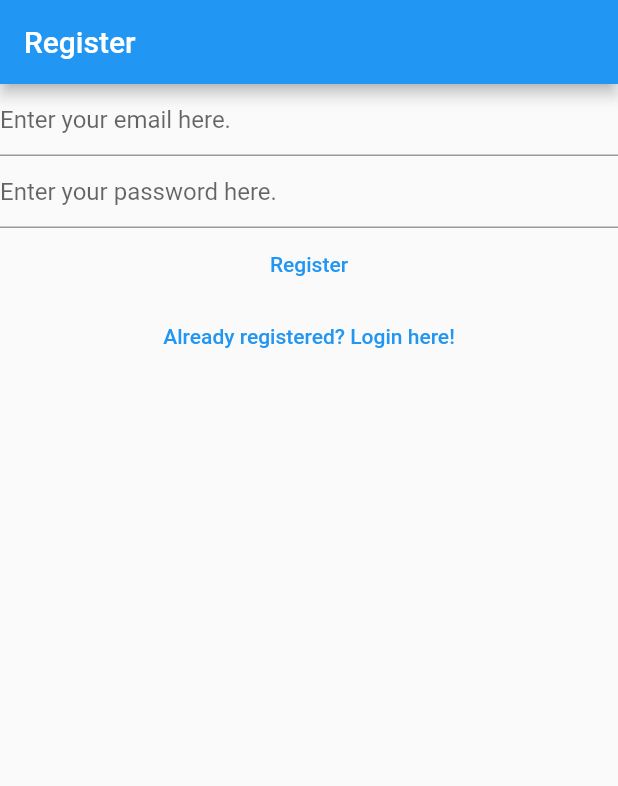
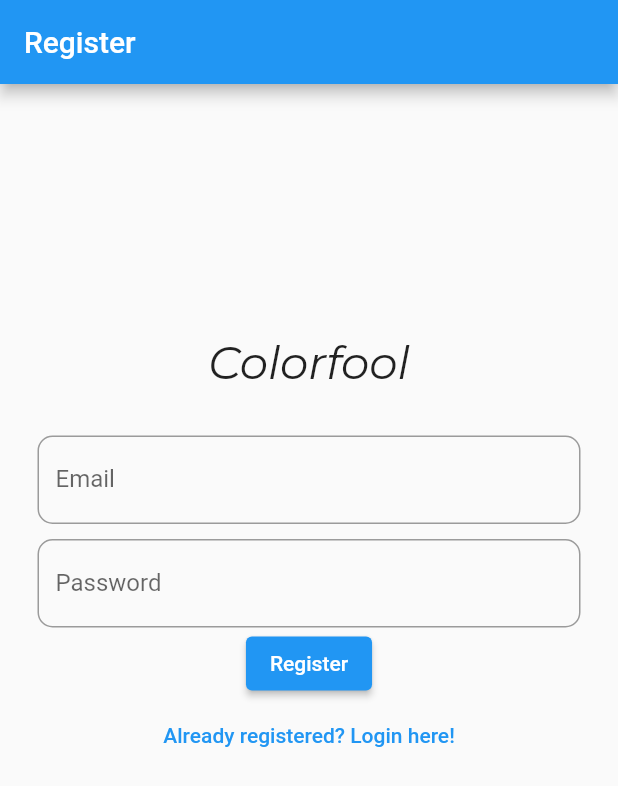
Before and after one commit to VincentGonnet/Colorfool, a Flutter app: the screen it shows after launch, after a tap on "Not registered yet? Register here!", on a phone screen of 412 x 824 dp. Shown: the top 786 px of the screen. Run offline on Flutter 3.47's test engine with Material 2 defaults, Android fonts, the phone set to English and light mode, and no system bars; our stand-ins replace firebase_auth, firebase_core, flutter_colorpicker, google_fonts, sqflite; accounts and stored records are empty.

Commit message:
refined login and register view

```diff
--- a/lib/views/login_view.dart
+++ b/lib/views/login_view.dart
@@ -3,6 +3,7 @@ import 'package:colorfool/services/auth/auth_exceptions.dart';
 import 'package:colorfool/services/auth/auth_service.dart';
 import 'package:flutter/material.dart';
 import 'dart:developer' as devtools show log;
+import 'package:google_fonts/google_fonts.dart';
 
 import '../utilities/dialogs/error_dialog.dart';
 
@@ -43,6 +44,17 @@ class _LoginViewState extends State<LoginView> {
           child: Column(
             mainAxisAlignment: MainAxisAlignment.center,
             children: [
+              const Spacer(flex: 1),
+              Container(
+                padding: const EdgeInsets.only(bottom: 30),
+                child: Text(
+                  "Colorfool",
+                  style: GoogleFonts.montserrat(
+                    fontSize: 30,
+                    fontStyle: FontStyle.italic,
+                  ),
+                ),
+              ),
               TextField(
                 controller: _email,
                 keyboardType: TextInputType.emailAddress,
@@ -118,7 +130,9 @@ class _LoginViewState extends State<LoginView> {
                     (route) => false,
                   );
                 },
-                  child: const Text("Not registered yet? Register here!")),
+                child: const Text("Not registered yet? Register here!"),
+              ),
+              const Spacer(flex: 2),
             ],
           ),
         ));
--- a/lib/views/register_view.dart
+++ b/lib/views/register_view.dart
@@ -3,6 +3,7 @@ import 'package:colorfool/services/auth/auth_exceptions.dart';
 import 'package:colorfool/services/auth/auth_service.dart';
 import 'package:colorfool/utilities/dialogs/error_dialog.dart';
 import 'package:flutter/material.dart';
+import 'package:google_fonts/google_fonts.dart';
 
 class RegisterView extends StatefulWidget {
   const RegisterView({Key? key}) : super(key: key);
@@ -35,24 +36,50 @@ class _RegisterViewState extends State<RegisterView> {
       appBar: AppBar(
         title: const Text("Register"),
       ),
-      body: Column(
+      body: Container(
+        alignment: Alignment.center,
+        padding: const EdgeInsets.all(25),
+        child: Column(
+          mainAxisAlignment: MainAxisAlignment.center,
           children: [
+            const Spacer(flex: 1),
+            Container(
+              padding: const EdgeInsets.only(bottom: 30),
+              child: Text(
+                "Colorfool",
+                style: GoogleFonts.montserrat(
+                  fontSize: 30,
+                  fontStyle: FontStyle.italic,
+                ),
+              ),
+            ),
             TextField(
               controller: _email,
               keyboardType: TextInputType.emailAddress,
               decoration: const InputDecoration(
                   hintText: 'Enter your email here.',
+                  border: OutlineInputBorder(
+                    borderRadius: BorderRadius.all(Radius.circular(10)),
                   ),
+                  labelText: "Email"),
             ),
-          TextField(
+            Container(
+              margin: const EdgeInsets.only(top: 10),
+              child: TextField(
                 controller: _password,
                 obscureText: true,
                 enableSuggestions: false,
                 autocorrect: false,
-            decoration:
-                const InputDecoration(hintText: 'Enter your password here.'),
+                decoration: const InputDecoration(
+                  hintText: 'Enter your password here.',
+                  border: OutlineInputBorder(
+                    borderRadius: BorderRadius.all(Radius.circular(10)),
                   ),
-          TextButton(
+                  labelText: "Password",
+                ),
+              ),
+            ),
+            ElevatedButton(
               onPressed: () async {
                 final email = _email.text;
                 final password = _password.text;
@@ -61,6 +88,7 @@ class _RegisterViewState extends State<RegisterView> {
                       .createUser(email: email, password: password);
                   AuthService.firebase().currentUser;
                   AuthService.firebase().sendEmailVerification();
+                  if (!mounted) return;
                   Navigator.of(context).pushNamedAndRemoveUntil(
                     verifyEmailRoute,
                     (route) => false,
@@ -84,8 +112,11 @@ class _RegisterViewState extends State<RegisterView> {
                   (route) => false,
                 );
               },
-              child: const Text("Already registered? Login here!"))
+              child: const Text("Already registered? Login here!"),
+            ),
+            const Spacer(flex: 2),
           ],
+        ),
       ),
     );
   }
--- a/pubspec.yaml
+++ b/pubspec.yaml
@@ -44,6 +44,7 @@ dependencies:
   path_provider: ^2.0.11
   path: ^1.8.2
   flutter_colorpicker: ^1.0.3
+  google_fonts: ^3.0.1
 
 dev_dependencies:
   flutter_test:
```
Also changed, not shown: pubspec.lock. Lines whose indentation alone changed are shown as unchanged.
